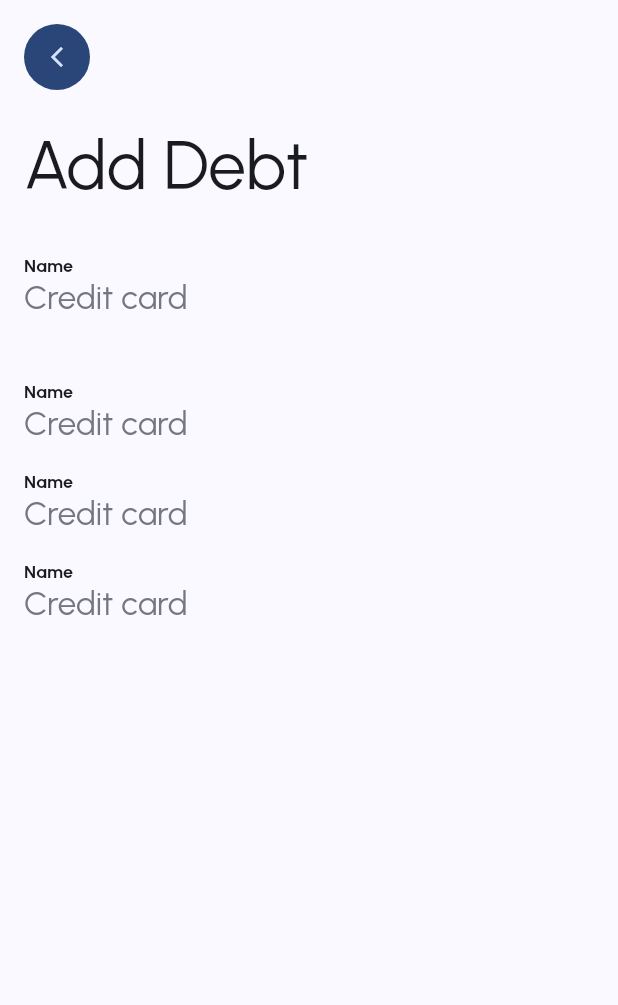
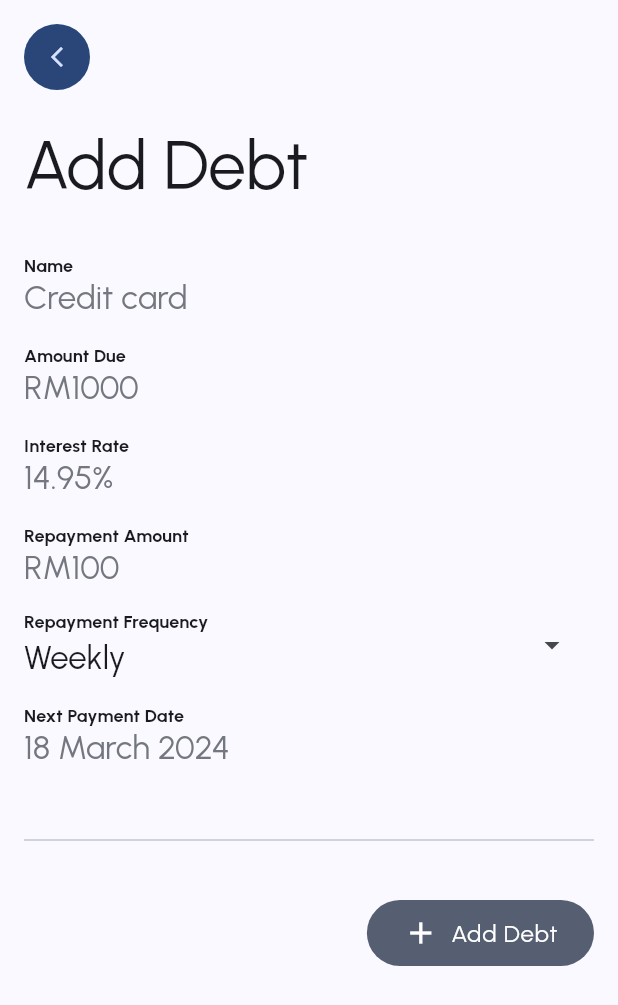
Before and after one commit to mingng18/sharkfreefin, a Flutter app: the CreateDebtsView screen opened by its route, on a phone screen of 412 x 824 dp. Shown: the top 1005 px of the screen. Run offline on Flutter 3.47's test engine with Material 3 defaults, Android fonts, the light colour scheme and no system bars; our stand-ins replace get, google_fonts.

Commit message:
create debts done

```diff
--- a/lib/app/modules/create_debts/controllers/create_debts_controller.dart
+++ b/lib/app/modules/create_debts/controllers/create_debts_controller.dart
@@ -1,9 +1,23 @@
+import 'package:flutter/material.dart';
 import 'package:get/get.dart';
 
 class CreateDebtsController extends GetxController {
-  //TODO: Implement CreateDebtsController
+  final TextEditingController frequencyController = TextEditingController();
+  final TextEditingController reminderController = TextEditingController();
+  final TextEditingController dateController = TextEditingController();
 
-  final count = 0.obs;
+  Future<void> selectDate(BuildContext context) async {
+    DateTime? _picked = await showDatePicker(
+        context: context,
+        initialDate: DateTime.now(),
+        firstDate: DateTime(2000),
+        lastDate: DateTime(2100));
+
+    if (_picked != null) {
+      dateController.text = _picked.toString().split(" ")[0];
+    }
+  }
+
   @override
   void onInit() {
     super.onInit();
@@ -18,6 +32,4 @@ class CreateDebtsController extends GetxController {
   void onClose() {
     super.onClose();
   }
-
-  void increment() => count.value++;
 }
--- a/lib/app/modules/create_debts/views/create_debts_view.dart
+++ b/lib/app/modules/create_debts/views/create_debts_view.dart
@@ -12,6 +12,13 @@ class CreateDebtsView extends GetView<CreateDebtsController> {
   @override
   Widget build(BuildContext context) {
     var colors = Theme.of(context).colorScheme;
+    List<DropdownMenuEntry<String>> frequencyList =
+        ["Weekly", "Fortnightly", "Monthly", "Quarterly", "6 Months", "Yearly"]
+            .map((String value) => DropdownMenuEntry<String>(
+                  value: value,
+                  label: value,
+                ))
+            .toList();
 
     return Scaffold(
         body: SafeArea(
@@ -29,12 +36,89 @@ class CreateDebtsView extends GetView<CreateDebtsController> {
               ),
               const SizedBox(height: 24),
               CustomTextField(label: "Name", placeholder: "Credit card"),
-              const SizedBox(height: 24),
-              CustomTextField(label: "Name", placeholder: "Credit card"),
-              CustomTextField(label: "Name", placeholder: "Credit card"),
-              CustomTextField(label: "Name", placeholder: "Credit card"),
+              CustomTextField(label: "Amount Due", placeholder: "RM1000"),
+              CustomTextField(label: "Interest Rate", placeholder: "14.95%"),
+              CustomTextField(label: "Repayment Amount", placeholder: "RM100"),
+              DropdownMenu<String>(
+                  width: Get.width - 16 * 2,
+                  enableSearch: false,
+                  controller: controller.frequencyController,
+                  requestFocusOnTap: false,
+                  label: const Text('Repayment Frequency'),
+                  textStyle: context.titleLarge,
+                  inputDecorationTheme: InputDecorationTheme(
+                    floatingLabelBehavior: FloatingLabelBehavior.always,
+                    border: InputBorder.none,
+                    labelStyle: context.titleMedium,
+                    // contentPadding: EdgeInsets.symmetric(vertical: 8.0),
+                  ),
+                  initialSelection: frequencyList[0].label,
+                  onSelected: (String? label) {},
+                  dropdownMenuEntries: frequencyList),
+              TextField(
+                controller: controller.dateController,
+                readOnly: true,
+                onTap: () => controller.selectDate(context),
+                style: context.titleLarge,
+                decoration: InputDecoration(
+                    border: InputBorder.none,
+                    label: Text(
+                      "Next Payment Date",
+                      style: context.titleMedium,
+                    ),
+                    floatingLabelBehavior: FloatingLabelBehavior.always,
+                    hintText: "18 March 2024",
+                    hintStyle:
+                        context.titleLarge!.copyWith(color: colors.outline)),
+              ),
+              const SizedBox(height: 32),
+              const Divider(),
+              const SizedBox(height: 32),
+              Row(
+                children: [
+                  const Spacer(),
+                  SizedBox(
+                    height: 44,
+                    child: TextButton.icon(
+                      onPressed: () {
+                        Get.back();
+                      },
+                      style: ButtonStyle(
+                          backgroundColor:
+                              MaterialStateProperty.all(colors.secondary),
+                          padding:
+                              MaterialStateProperty.all<EdgeInsetsGeometry?>(
+                                  const EdgeInsets.symmetric(horizontal: 24))),
+                      icon: Icon(
+                        Icons.add,
+                        size: 24,
+                        color: colors.onSecondary,
+                      ),
+                      label: Text(
+                        "Add Debt",
+                        style: context.bodyLarge!
+                            .copyWith(color: colors.onSecondary),
+                      ),
+                    ),
+                  )
+                ],
+              )
             ],
           )),
     ));
   }
 }
+
+enum Frequency {
+  smile('Smile', Icons.sentiment_satisfied_outlined),
+  cloud(
+    'Cloud',
+    Icons.cloud_outlined,
+  ),
+  brush('Brush', Icons.brush_outlined),
+  heart('Heart', Icons.favorite);
+
+  const Frequency(this.label, this.icon);
+  final String label;
+  final IconData icon;
+}
--- a/lib/app/routes/app_pages.dart
+++ b/lib/app/routes/app_pages.dart
@@ -6,6 +6,8 @@ import '../modules/create_debts/bindings/create_debts_binding.dart';
 import '../modules/create_debts/views/create_debts_view.dart';
 import '../modules/debt/bindings/debt_binding.dart';
 import '../modules/debt/views/debt_view.dart';
+import '../modules/debt_details/bindings/debt_details_binding.dart';
+import '../modules/debt_details/views/debt_details_view.dart';
 import '../modules/gig/bindings/gig_binding.dart';
 import '../modules/gig/views/gig_view.dart';
 import '../modules/home/bindings/home_binding.dart';
@@ -44,5 +46,10 @@ class AppPages {
       page: () => const CreateDebtsView(),
       binding: CreateDebtsBinding(),
     ),
+    GetPage(
+      name: _Paths.DEBT_DETAILS,
+      page: () => const DebtDetailsView(),
+      binding: DebtDetailsBinding(),
+    ),
   ];
 }
--- a/lib/app/routes/app_routes.dart
+++ b/lib/app/routes/app_routes.dart
@@ -8,6 +8,7 @@ abstract class Routes {
   static const HOME = _Paths.HOME;
   static const ALL_DEBTS = _Paths.ALL_DEBTS;
   static const CREATE_DEBTS = _Paths.CREATE_DEBTS;
+  static const DEBT_DETAILS = _Paths.DEBT_DETAILS;
 }
 
 abstract class _Paths {
@@ -17,4 +18,5 @@ abstract class _Paths {
   static const HOME = '/home';
   static const ALL_DEBTS = '/all-debts';
   static const CREATE_DEBTS = '/create-debts';
+  static const DEBT_DETAILS = '/debt-details';
 }
--- a/lib/app/widgets/text_field.dart
+++ b/lib/app/widgets/text_field.dart
@@ -2,7 +2,11 @@ import 'package:flutter/material.dart';
 import 'package:sharkfreefin/app/extensions.dart';
 
 class CustomTextField extends StatelessWidget {
-  const CustomTextField({super.key, required this.label, required this.placeholder, this.controller});
+  const CustomTextField(
+      {super.key,
+      required this.label,
+      required this.placeholder,
+      this.controller});
 
   final String label;
   final String placeholder;
@@ -14,6 +18,7 @@ class CustomTextField extends StatelessWidget {
 
     return TextField(
       controller: controller,
+      style: context.titleLarge,
       decoration: InputDecoration(
           border: InputBorder.none,
           label: Text(
```
Also changed, not shown: lib/app/modules/debt_details/bindings/debt_details_binding.dart (added, +12 -0 lines), lib/app/modules/debt_details/controllers/debt_details_controller.dart (added, +23 -0 lines), lib/app/modules/debt_details/views/debt_details_view.dart (added, +24 -0 lines).
